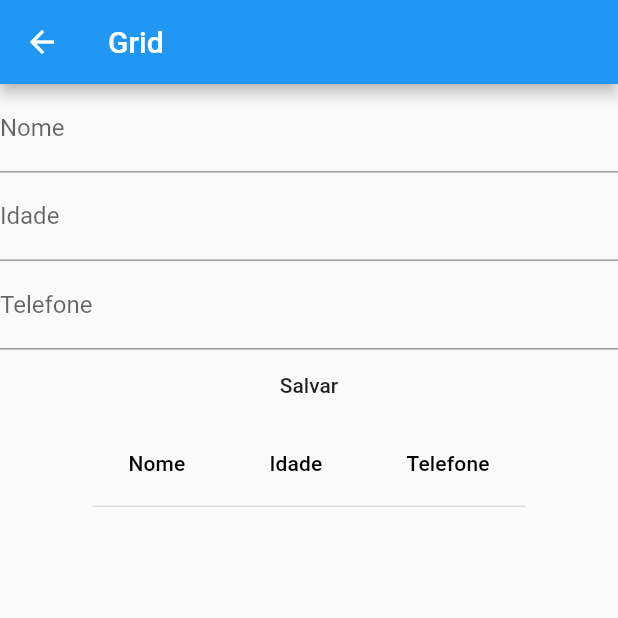
After one commit to TeuryBazzo/campo-dinamico, a Flutter app: the Grid screen opened directly, after a tap on "Salvar", on a phone screen of 412 x 824 dp, the top half of it. The commit adds this screen. Run offline on Flutter 3.47's test engine with Material 2 defaults, Android fonts, the phone set to English and light mode, and no system bars; our stand-ins replace camera, geolocator, signature; missing offline and left inert: esys_flutter_share.

Commit message:
Adicionado grid dinamica

```diff
--- a/lib/data/data.dart
+++ b/lib/data/dataJson.dart
@@ -1,7 +1,25 @@
+class DataJson {
+  String getDataGrid() {
+    return '''[
+    {
+        "id": 0,
+        "Label": "Nome",
+        "Tipo": "TEXTO"
+    },
+    {
+        "id": 1,
+        "Label": "Idade",
+        "Tipo": "TEXTO"
+    },
+    {
+        "id": 2,
+        "Label": "Telefone",
+        "Tipo": "TEXTO"
+    }
+]''';
+  }
 
-class DataJson {
-
-  String getData(){
+  String getData() {
     return '''{
 	"Formulario": [
 		{ "FomularioID": 1, "Nome": "Passo 1", "Descricao": "Identificação Pessoal" },
--- a/lib/main.dart
+++ b/lib/main.dart
@@ -1,3 +1,4 @@
+import 'package:campos_dinamicos/data/dataJson.dart';
 import 'package:campos_dinamicos/dto/formulario.dart';
 import 'package:campos_dinamicos/widget/dropdownButtonDinamico.dart';
 import 'package:campos_dinamicos/widget/checkboxDinamico.dart';
@@ -5,7 +6,6 @@ import 'package:campos_dinamicos/widget/textFieldDinamico.dart';
 import 'package:campos_dinamicos/page/menuDrawer.dart';
 import 'package:flutter/material.dart';
 import 'dart:convert';
-import './data/data.dart';
 
 void main() => runApp(MyApp());
 
--- /dev/null
+++ b/lib/page/grid.dart
@@ -0,0 +1,85 @@
+import 'dart:convert';
+
+import 'package:campos_dinamicos/data/dataJson.dart';
+import 'package:campos_dinamicos/widget/textFieldDinamico.dart';
+import 'package:flutter/material.dart';
+
+class Grid extends StatefulWidget {
+  @override
+  State<StatefulWidget> createState() {
+    return GridState(DataJson().getDataGrid());
+  }
+}
+
+class GridState extends State<Grid> {
+  dynamic _campos;
+  List<DataRow> _registros = List<DataRow>();
+
+  List<TextFieldDinamico> _textFieldDinamicos = List<TextFieldDinamico>();
+
+  GridState(jsonCampos) {
+    _campos = _mapToCampos(jsonCampos);
+  }
+
+  dynamic _mapToCampos(jsonCampos) {
+    return jsonDecode(jsonCampos);
+  }
+
+  _getCampos() {
+    for (var item in _campos) {
+      if (item["Tipo"] == "TEXTO") {
+        _textFieldDinamicos
+            .add(TextFieldDinamico(item["Label"], TextInputType.text));
+      }
+    }
+
+    return _textFieldDinamicos;
+  }
+
+  @override
+  Widget build(BuildContext context) {
+    // TODO: implement build
+    return Scaffold(
+        appBar: AppBar(
+          title: Text('Grid'),
+        ),
+        body: Column(
+          children: <Widget>[
+            Column(
+              children: _getCampos(),
+            ),
+            FlatButton(
+              child: Text("Salvar"),
+              onPressed: () {
+                _adicionarRegistro();
+              },
+            ),
+            _getDataTable()
+          ],
+        ));
+  }
+
+  List<DataColumn> _getColunas() {
+    List<DataColumn> colunas = List<DataColumn>();
+    for (var item in _campos) {
+      colunas.add(new DataColumn(label: Text(item['Label'])));
+    }
+    return colunas;
+  }
+
+  void _adicionarRegistro() {
+    List<String> inputs = _textFieldDinamicos.map((x) => x.controller.text).toList();
+
+    setState(() {
+      _registros.add(DataRow(cells: inputs.map((x) => DataCell(Text(x))).toList()));
+    });
+    _textFieldDinamicos.clear();
+  }
+
+  Widget _getDataTable() {
+    return DataTable(
+      columns: _getColunas(),
+      rows: _registros,
+    );
+  }
+}
--- a/lib/page/menuDrawer.dart
+++ b/lib/page/menuDrawer.dart
@@ -1,3 +1,4 @@
+import 'package:campos_dinamicos/page/grid.dart';
 import 'package:flutter/material.dart';
 
 import 'cameraScreen.dart';
@@ -53,6 +54,16 @@ class MenuDrawer extends StatelessWidget {
               );
             },
           ),
+          ListTile(
+            leading: Icon(Icons.grid_on),
+            title: Text('Grid'),
+            onTap: () {
+              Navigator.push(
+                context,
+                MaterialPageRoute(builder: (context) => Grid()),
+              );
+            },
+          ),
         ],
       ),
     );
```
